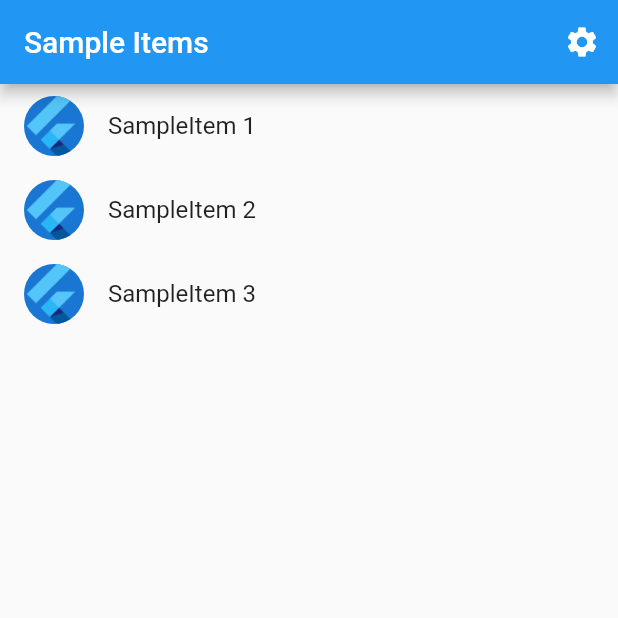
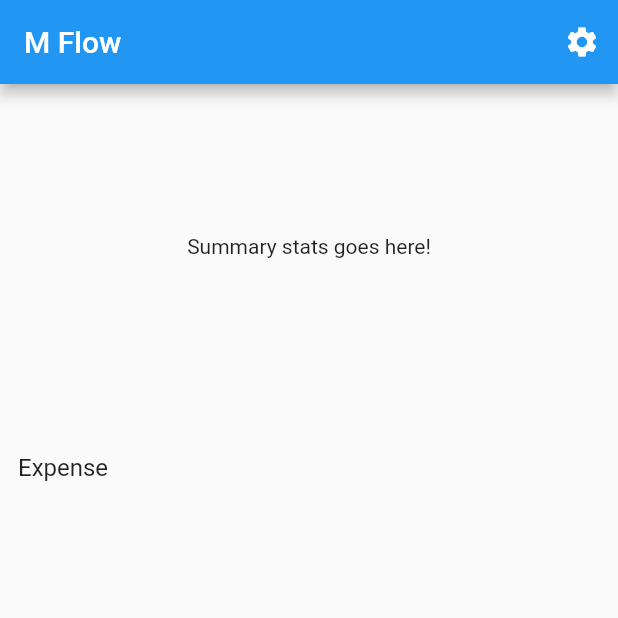
Before and after one commit to singh-kishor/mflow, a Flutter app: the screen it shows after launch, on a phone screen of 412 x 824 dp, the top half of it. Run offline on Flutter 3.47's test engine with Material 2 defaults, Android fonts, the phone set to English and light mode, and no system bars; generated files the repository leaves out were written again.

Commit message:
Added Home Page and Expense Page

```diff
--- a/lib/src/app.dart
+++ b/lib/src/app.dart
@@ -1,6 +1,8 @@
 import 'package:flutter/material.dart';
 import 'package:flutter_gen/gen_l10n/app_localizations.dart';
 import 'package:flutter_localizations/flutter_localizations.dart';
+import 'package:mflow/src/features/expense/expense_home.dart';
+import 'package:mflow/src/screens/home/home_page.dart';
 
 import 'sample_feature/sample_item_details_view.dart';
 import 'sample_feature/sample_item_list_view.dart';
@@ -67,13 +69,17 @@ class MyApp extends StatelessWidget {
               settings: routeSettings,
               builder: (BuildContext context) {
                 switch (routeSettings.name) {
+                  case HomePage.routeName:
+                    return const HomePage();
+                  case ExpensePage.routeName:
+                    return const ExpensePage();
                   case SettingsView.routeName:
                     return SettingsView(controller: settingsController);
                   case SampleItemDetailsView.routeName:
                     return const SampleItemDetailsView();
                   case SampleItemListView.routeName:
                   default:
-                    return const SampleItemListView();
+                    return const HomePage();
                 }
               },
             );
--- /dev/null
+++ b/lib/src/features/expense/expense_home.dart
@@ -0,0 +1,19 @@
+import 'package:flutter/material.dart';
+
+class ExpensePage extends StatelessWidget {
+  const ExpensePage({Key? key}) : super(key: key);
+
+  static const routeName = '/expense';
+
+  @override
+  Widget build(BuildContext context) {
+    return Scaffold(
+      appBar: AppBar(
+        title: const Text('Expense'),
+      ),
+      body: const Center(
+        child: Text('Expense Page'),
+      ),
+    );
+  }
+}
--- /dev/null
+++ b/lib/src/screens/home/home_page.dart
@@ -0,0 +1,29 @@
+import 'package:flutter/material.dart';
+import 'package:mflow/src/screens/home/widgets/product_list_widget.dart';
+import 'package:mflow/src/screens/home/widgets/setting_action_button.dart';
+import 'package:mflow/src/screens/home/widgets/summary_widget.dart';
+
+class HomePage extends StatelessWidget {
+  static const routeName = '/home';
+
+  const HomePage({Key? key}) : super(key: key);
+
+  @override
+  Widget build(BuildContext context) {
+    return Scaffold(
+      appBar: AppBar(
+        title: const Text('M Flow'),
+        actions: const [
+          SettingActionButton(),
+        ],
+      ),
+
+      body: ListView(
+        children: const [
+          SummaryWidget(),
+          ProductList(),
+        ],
+      ),
+    );
+  }
+}
--- /dev/null
+++ b/lib/src/screens/home/widgets/product_list_widget.dart
@@ -0,0 +1,22 @@
+import 'package:flutter/material.dart';
+import 'package:mflow/src/features/expense/expense_home.dart';
+
+class ProductList extends StatelessWidget {
+  const ProductList({Key? key}) : super(key: key);
+
+  @override
+  Widget build(BuildContext context) {
+    return Column(
+      children: [
+        ListTile(
+          contentPadding: const EdgeInsets.all(12),
+          title: const Text('Expense'),
+          onTap: (){
+            Navigator.restorablePushNamed(context, ExpensePage.routeName);
+          },
+
+        ),
+      ],
+    );
+  }
+}
--- /dev/null
+++ b/lib/src/screens/home/widgets/setting_action_button.dart
@@ -0,0 +1,18 @@
+import 'package:flutter/material.dart';
+import 'package:mflow/src/settings/settings_view.dart';
+
+import '../home_page.dart';
+
+class SettingActionButton extends StatelessWidget {
+  const SettingActionButton({Key? key}) : super(key: key);
+
+  @override
+  Widget build(BuildContext context) {
+    return IconButton(
+      icon: const Icon(Icons.settings),
+      onPressed: () {
+        Navigator.restorablePushNamed(context, SettingsView.routeName);
+      },
+    );
+  }
+}
--- /dev/null
+++ b/lib/src/screens/home/widgets/summary_widget.dart
@@ -0,0 +1,15 @@
+import 'package:flutter/material.dart';
+
+class SummaryWidget extends StatelessWidget {
+  const SummaryWidget({Key? key}) : super(key: key);
+
+  @override
+  Widget build(BuildContext context) {
+    return Container(
+      padding: const EdgeInsets.all(100),
+      child: const Center(
+        child: Text('Summary stats goes here!'),
+      ),
+    );
+  }
+}
```
